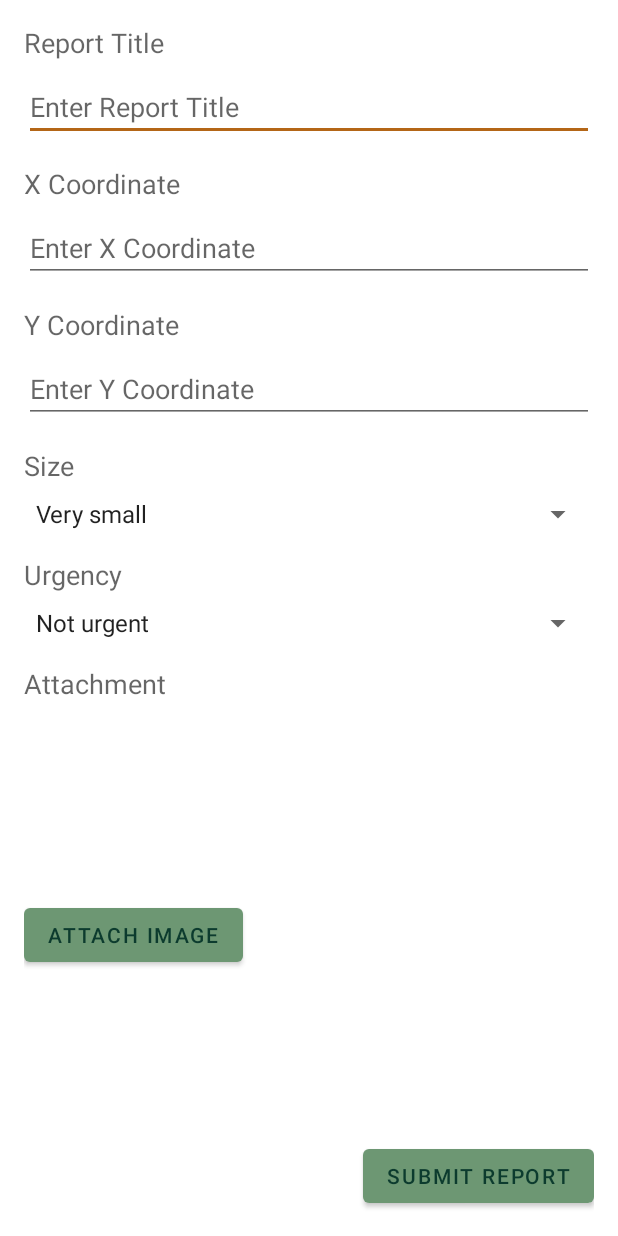
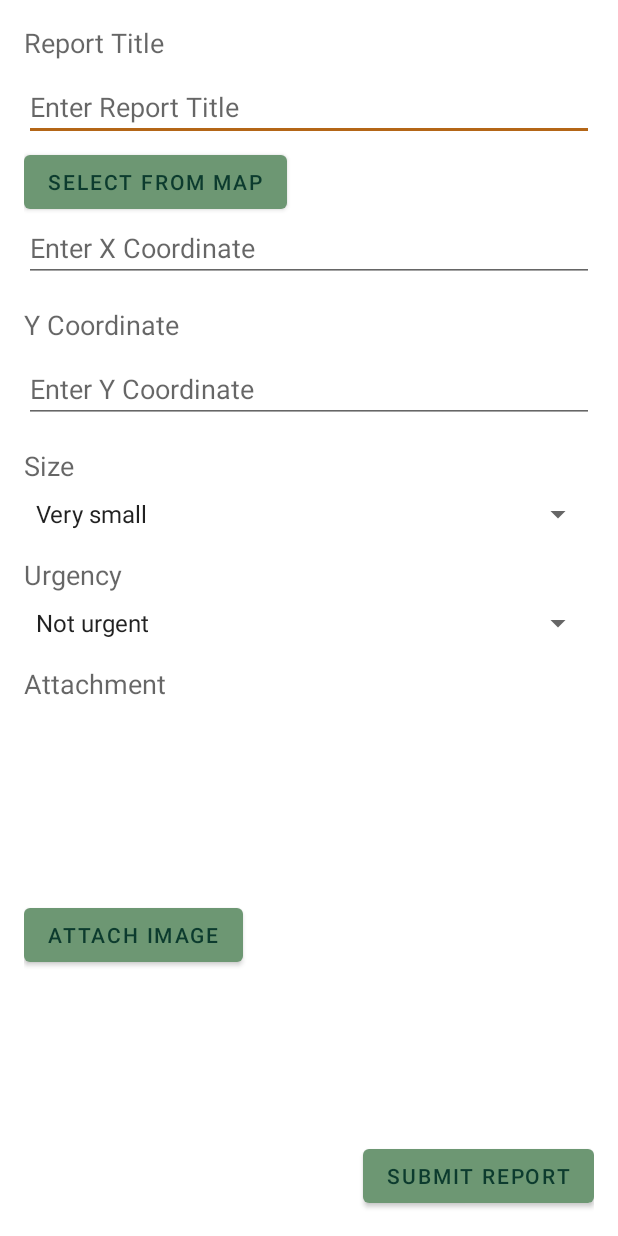
Before and after one commit to BenJohnson0/CleanStreets, an Android app: the layout activity_add_report.xml on its own in the app's theme, with its tools: preview values and no code run, on a phone screen of 412 x 824 dp. Run offline under Robolectric (Android 15) with nearby library versions, the phone set to English and light mode, and no system bars; Roboto replaces fonts that are not available here.

Commit message:
added map selection files, not working yet as there is a problem with Google Play Services

```diff
--- a/app/src/main/AndroidManifest.xml
+++ b/app/src/main/AndroidManifest.xml
@@ -49,6 +49,10 @@
             android:name=".AccountManagementActivity"
             android:label="@string/app_name">
         </activity>
+        <activity
+            android:name=".MapSelectionActivity"
+            android:label="@string/app_name">
+        </activity>
 
 
 
--- a/app/src/main/res/layout/activity_add_report.xml
+++ b/app/src/main/res/layout/activity_add_report.xml
@@ -21,6 +21,14 @@
         android:layout_marginTop="8dp"
         android:hint="Enter Report Title"
         android:inputType="text" />
+
+    <Button
+        android:id="@+id/button_select_map"
+        android:layout_width="wrap_content"
+        android:layout_height="wrap_content"
+        android:layout_below="@id/edit_text_title"
+        android:layout_marginTop="3dp"
+        android:text="Select from map" />
 
     <TextView
         android:id="@+id/text_view_x"
```
Also changed, not shown: app/src/main/java/com/example/urban_management_app/AddReportActivity.java (+23 -4 lines), app/src/main/java/com/example/urban_management_app/MapSelectionActivity.java (added, +57 -0 lines), app/src/main/res/layout/activity_map_selection.xml (added, +14 -0 lines).
